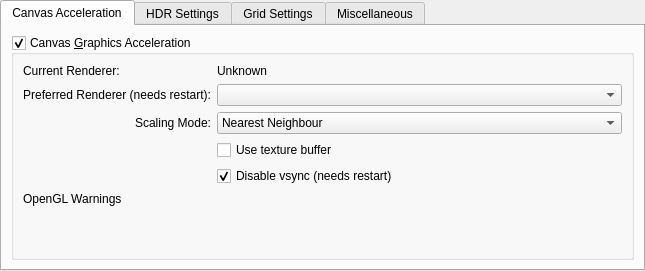
Before: the Qt Designer form libs/ui/forms/wdgdisplaysettings.ui in KDE/krita, drawn with Qt 5.
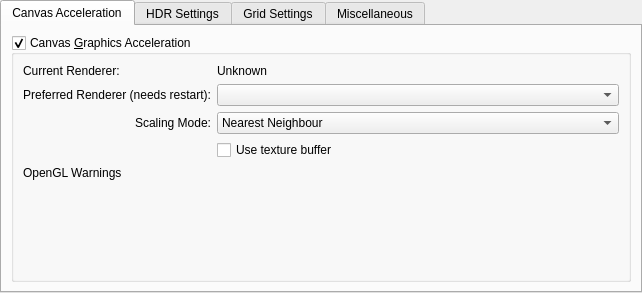
After: the same form once the commit is applied. Custom widgets are drawn as their Qt base class.

Commit message:
Remove "Disable VSync" GUI option
Is has been unused for ages...

(rearranged for cherry-pick to 5.1)

Patch:
```diff
--- a/libs/ui/forms/wdgdisplaysettings.ui
+++ b/libs/ui/forms/wdgdisplaysettings.ui
@@ -6,6 +6,14 @@
   </author>
  <class>WdgDisplaySettings</class>
  <widget class="QWidget" name="WdgDisplaySettings">
+  <property name="geometry">
+   <rect>
+    <x>0</x>
+    <y>0</y>
+    <width>642</width>
+    <height>293</height>
+   </rect>
+  </property>
   <property name="sizePolicy">
    <sizepolicy hsizetype="MinimumExpanding" vsizetype="MinimumExpanding">
     <horstretch>0</horstretch>
@@ -93,25 +101,6 @@
             </property>
            </widget>
           </item>
-          <item row="4" column="1">
-           <widget class="QCheckBox" name="chkDisableVsync">
-            <property name="sizePolicy">
-             <sizepolicy hsizetype="Preferred" vsizetype="Fixed">
-              <horstretch>0</horstretch>
-              <verstretch>0</verstretch>
-             </sizepolicy>
-            </property>
-            <property name="toolTip">
-             <string>&lt;html&gt;&lt;head/&gt;&lt;body&gt;&lt;p&gt;Try to disable vsync for Krita. This makes painting more responsive. Uncheck only when experiencing crashes with some GPU/driver combinations.&lt;/p&gt;&lt;/body&gt;&lt;/html&gt;</string>
-            </property>
-            <property name="text">
-             <string>Disable vsync (needs restart)</string>
-            </property>
-            <property name="checked">
-             <bool>true</bool>
-            </property>
-           </widget>
-          </item>
           <item row="3" column="1">
            <widget class="QCheckBox" name="chkUseTextureBuffer">
             <property name="sizePolicy">
@@ -138,7 +127,7 @@
             </property>
            </widget>
           </item>
-          <item row="5" column="0" colspan="2">
+          <item row="4" column="0" colspan="2">
            <widget class="QLabel" name="lblOpenGLWarnings">
             <property name="text">
              <string notr="true">OpenGL Warnings</string>
@@ -190,7 +179,7 @@
             </property>
            </widget>
           </item>
-          <item row="6" column="0" colspan="2">
+          <item row="5" column="0" colspan="2">
            <spacer name="verticalSpacer_3">
             <property name="orientation">
              <enum>Qt::Vertical</enum>
```
The commit also changes 3 other files.
